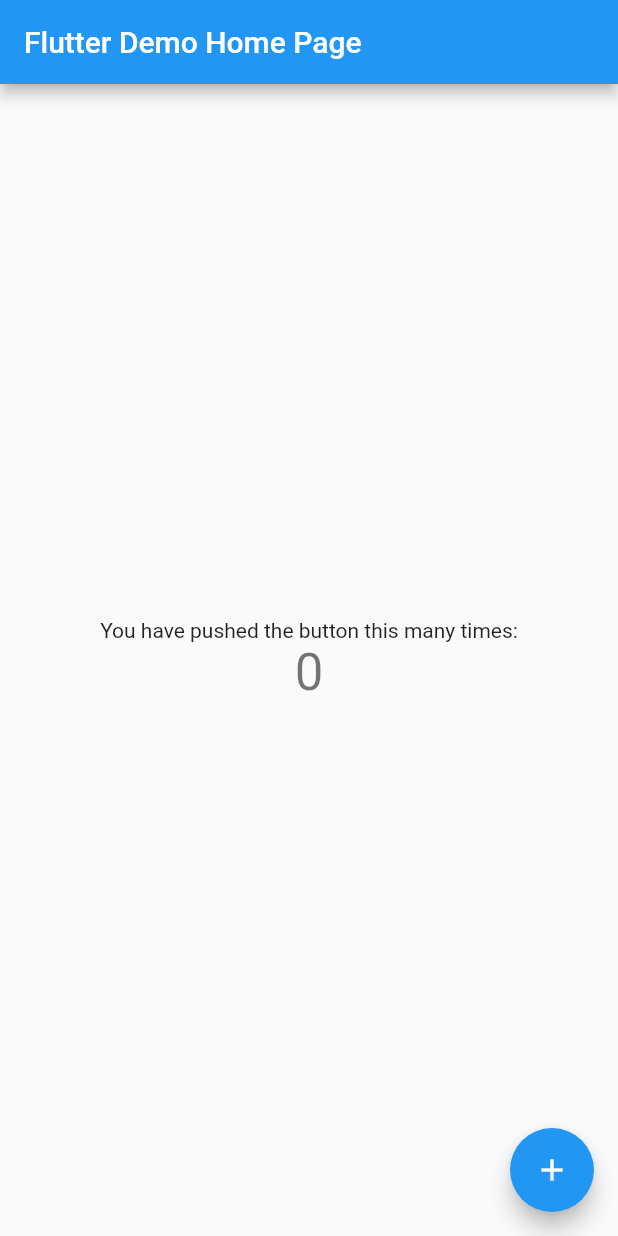
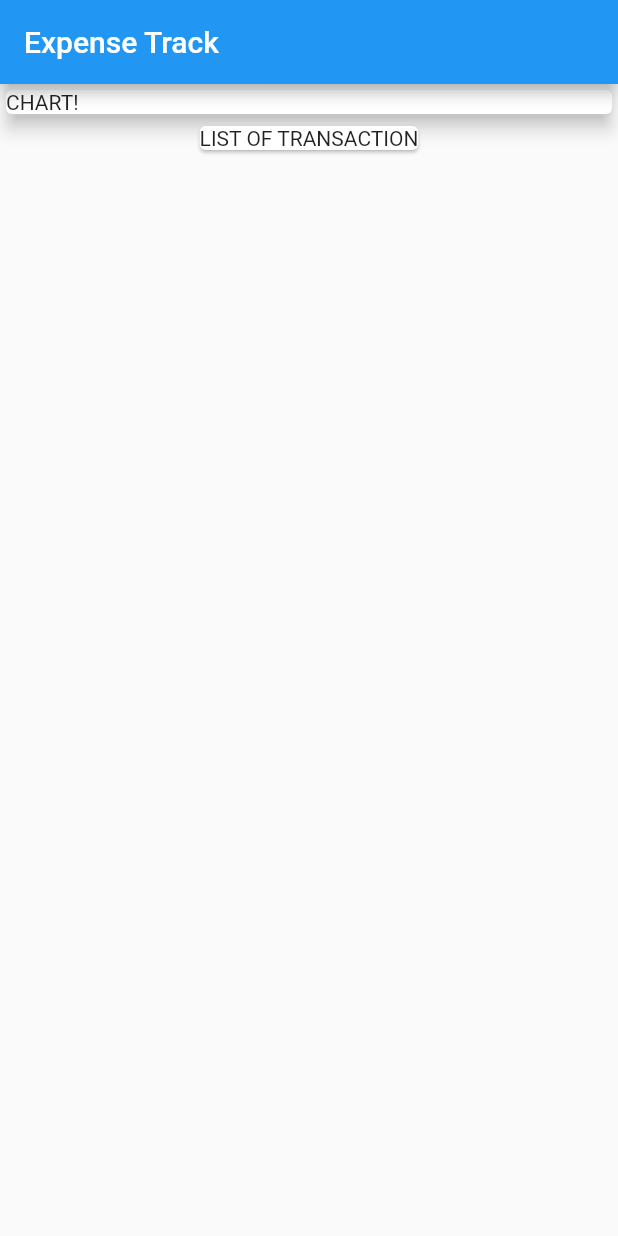
Before and after one commit to longdx304/expense_tracker, a Flutter app: the screen it shows after launch, on a phone screen of 412 x 824 dp. Run offline on Flutter 3.47's test engine with Material 2 defaults, Android fonts, the phone set to English and light mode, and no system bars.

Commit message:
add simple place holder for Chart and Transaction list

```diff
--- a/lib/main.dart
+++ b/lib/main.dart
@@ -5,109 +5,36 @@ void main() {
 }
 
 class MyApp extends StatelessWidget {
-  // This widget is the root of your application.
   @override
   Widget build(BuildContext context) {
     return MaterialApp(
-      title: 'Flutter Demo',
-      theme: ThemeData(
-        // This is the theme of your application.
-        //
-        // Try running your application with "flutter run". You'll see the
-        // application has a blue toolbar. Then, without quitting the app, try
-        // changing the primarySwatch below to Colors.green and then invoke
-        // "hot reload" (press "r" in the console where you ran "flutter run",
-        // or simply save your changes to "hot reload" in a Flutter IDE).
-        // Notice that the counter didn't reset back to zero; the application
-        // is not restarted.
-        primarySwatch: Colors.blue,
-      ),
-      home: MyHomePage(title: 'Flutter Demo Home Page'),
+      title: 'Expense Tracker',
+      home: MyHomePage(),
     );
   }
 }
 
-class MyHomePage extends StatefulWidget {
-  MyHomePage({Key key, this.title}) : super(key: key);
-
-  // This widget is the home page of your application. It is stateful, meaning
-  // that it has a State object (defined below) that contains fields that affect
-  // how it looks.
-
-  // This class is the configuration for the state. It holds the values (in this
-  // case the title) provided by the parent (in this case the App widget) and
-  // used by the build method of the State. Fields in a Widget subclass are
-  // always marked "final".
-
-  final String title;
-
-  @override
-  _MyHomePageState createState() => _MyHomePageState();
-}
-
-class _MyHomePageState extends State<MyHomePage> {
-  int _counter = 0;
-
-  void _incrementCounter() {
-    setState(() {
-      // This call to setState tells the Flutter framework that something has
-      // changed in this State, which causes it to rerun the build method below
-      // so that the display can reflect the updated values. If we changed
-      // _counter without calling setState(), then the build method would not be
-      // called again, and so nothing would appear to happen.
-      _counter++;
-    });
-  }
-
+class MyHomePage extends StatelessWidget {
   @override
   Widget build(BuildContext context) {
-    // This method is rerun every time setState is called, for instance as done
-    // by the _incrementCounter method above.
-    //
-    // The Flutter framework has been optimized to make rerunning build methods
-    // fast, so that you can just rebuild anything that needs updating rather
-    // than having to individually change instances of widgets.
     return Scaffold(
       appBar: AppBar(
-        // Here we take the value from the MyHomePage object that was created by
-        // the App.build method, and use it to set our appbar title.
-        title: Text(widget.title),
+        title: Text('Expense Track'),
       ),
-      body: Center(
-        // Center is a layout widget. It takes a single child and positions it
-        // in the middle of the parent.
-        child: Column(
-          // Column is also a layout widget. It takes a list of children and
-          // arranges them vertically. By default, it sizes itself to fit its
-          // children horizontally, and tries to be as tall as its parent.
-          //
-          // Invoke "debug painting" (press "p" in the console, choose the
-          // "Toggle Debug Paint" action from the Flutter Inspector in Android
-          // Studio, or the "Toggle Debug Paint" command in Visual Studio Code)
-          // to see the wireframe for each widget.
-          //
-          // Column has various properties to control how it sizes itself and
-          // how it positions its children. Here we use mainAxisAlignment to
-          // center the children vertically; the main axis here is the vertical
-          // axis because Columns are vertical (the cross axis would be
-          // horizontal).
-          mainAxisAlignment: MainAxisAlignment.center,
-          children: <Widget>[
-            Text(
-              'You have pushed the button this many times:',
+      body: Column(
+        children: [
+          Container(
+            width: double.infinity,
+            child: Card(
+              elevation: 5,
+              child: Text('CHART!'),
             ),
-            Text(
-              '$_counter',
-              style: Theme.of(context).textTheme.headline4,
-            ),
-          ],
-        ),
+          ),
+          Card(
+            child: Text('LIST OF TRANSACTION'),
+          ),
+        ],
       ),
-      floatingActionButton: FloatingActionButton(
-        onPressed: _incrementCounter,
-        tooltip: 'Increment',
-        child: Icon(Icons.add),
-      ), // This trailing comma makes auto-formatting nicer for build methods.
     );
   }
 }
```
Also changed, not shown: 1 other file.
